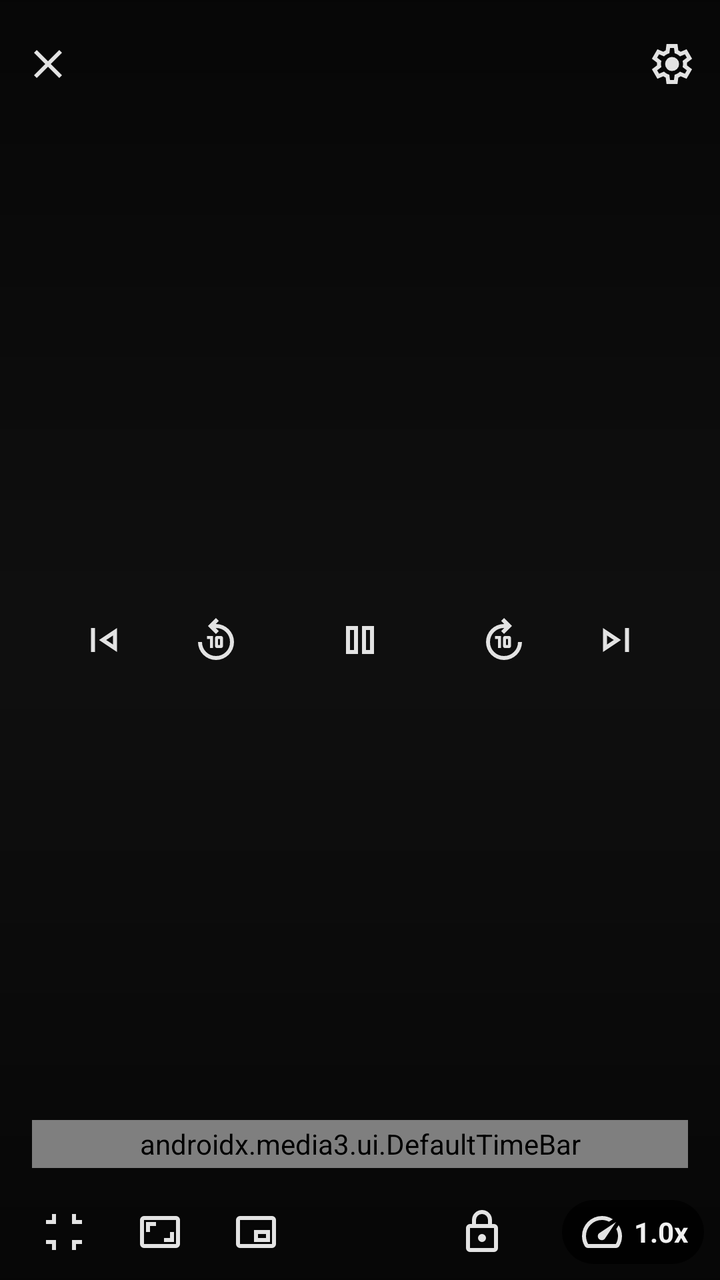
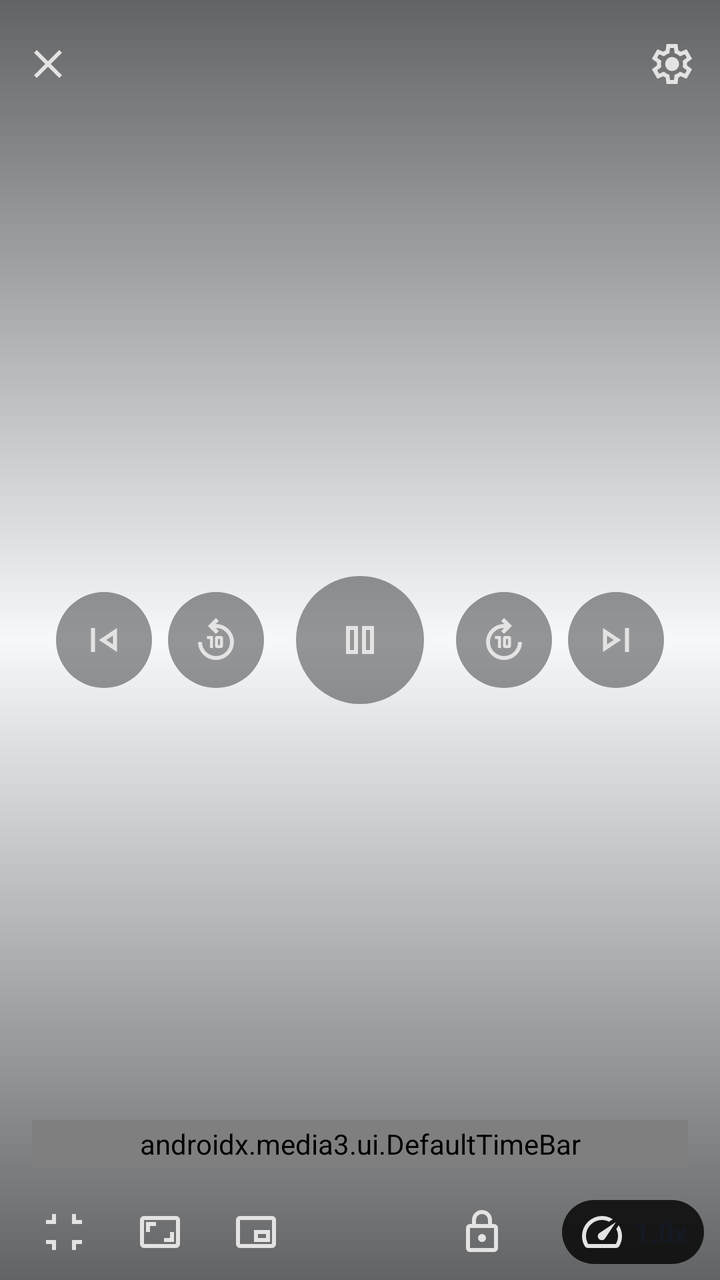

Two renders of the same Android screen: before a commit and after it. Below are the layout's source before the change and the commit's diff.
<!-- AndroidManifest.xml: application theme Theme.NobiStream -->
<!-- res/layout/exo_player_control_view.xml -->
<?xml version="1.0" encoding="utf-8"?>
<androidx.constraintlayout.widget.ConstraintLayout xmlns:android="http://schemas.android.com/apk/res/android"
    xmlns:app="http://schemas.android.com/apk/res-auto"
    android:id="@+id/playerControllerRoot"
    android:layout_width="match_parent"
    android:layout_height="match_parent"
    android:background="@drawable/player_controller_scrim">

    
    <ImageButton
        android:id="@+id/ctrlBack"
        android:layout_width="@dimen/icon_button_size"
        android:layout_height="@dimen/icon_button_size"
        android:layout_marginTop="@dimen/spacing_8"
        android:background="?attr/selectableItemBackgroundBorderless"
        android:contentDescription="@string/player_close"
        android:src="@drawable/ic_close"
        app:layout_constraintStart_toStartOf="parent"
        app:layout_constraintTop_toTopOf="parent" />

    <TextView
        android:id="@+id/ctrlTitle"
        android:layout_width="0dp"
        android:layout_height="wrap_content"
        android:layout_marginStart="@dimen/spacing_8"
        android:layout_marginEnd="@dimen/spacing_8"
        android:ellipsize="end"
        android:maxLines="1"
        android:textColor="@color/text_primary"
        android:textSize="@dimen/text_body"
        android:textStyle="bold"
        app:layout_constraintBottom_toBottomOf="@id/ctrlBack"
        app:layout_constraintEnd_toStartOf="@id/ctrlOptions"
        app:layout_constraintStart_toEndOf="@id/ctrlBack"
        app:layout_constraintTop_toTopOf="@id/ctrlBack" />

    <ImageButton
        android:id="@+id/ctrlOptions"
        android:layout_width="@dimen/icon_button_size"
        android:layout_height="@dimen/icon_button_size"
        android:layout_marginTop="@dimen/spacing_8"
        android:background="?attr/selectableItemBackgroundBorderless"
        android:contentDescription="@string/player_options"
        android:src="@drawable/ic_settings"
        app:layout_constraintEnd_toEndOf="parent"
        app:layout_constraintTop_toTopOf="parent" />

    
    <ImageButton
        android:id="@+id/ctrlPrev"
        android:layout_width="@dimen/player_control_size"
        android:layout_height="@dimen/player_control_size"
        android:background="?attr/selectableItemBackgroundBorderless"
        android:contentDescription="@string/player_previous"
        android:padding="@dimen/spacing_8"
        android:src="@drawable/ic_skip_previous"
        app:layout_constraintBottom_toBottomOf="parent"
        app:layout_constraintEnd_toStartOf="@id/ctrlRew"
        app:layout_constraintHorizontal_chainStyle="packed"
        app:layout_constraintStart_toStartOf="parent"
        app:layout_constraintTop_toTopOf="parent" />

    <ImageButton
        android:id="@+id/ctrlRew"
        android:layout_width="@dimen/player_control_size"
        android:layout_height="@dimen/player_control_size"
        android:layout_marginStart="@dimen/spacing_8"
        android:layout_marginEnd="@dimen/spacing_8"
        android:background="?attr/selectableItemBackgroundBorderless"
        android:contentDescription="@string/player_rewind_10"
        android:padding="@dimen/spacing_8"
        android:src="@drawable/ic_replay_10"
        app:layout_constraintBottom_toBottomOf="parent"
        app:layout_constraintEnd_toStartOf="@id/ctrlPlayPause"
        app:layout_constraintStart_toEndOf="@id/ctrlPrev"
        app:layout_constraintTop_toTopOf="parent" />

    <ImageButton
        android:id="@+id/ctrlPlayPause"
        android:layout_width="@dimen/player_play_size"
        android:layout_height="@dimen/player_play_size"
        android:layout_marginStart="@dimen/spacing_8"
        android:layout_marginEnd="@dimen/spacing_8"
        android:background="?attr/selectableItemBackgroundBorderless"
        android:contentDescription="@string/player_play_pause"
        android:padding="@dimen/spacing_8"
        android:src="@drawable/ic_pause"
        app:layout_constraintBottom_toBottomOf="parent"
        app:layout_constraintEnd_toStartOf="@id/ctrlFfwd"
        app:layout_constraintStart_toEndOf="@id/ctrlRew"
        app:layout_constraintTop_toTopOf="parent" />

    <ImageButton
        android:id="@+id/ctrlFfwd"
        android:layout_width="@dimen/player_control_size"
        android:layout_height="@dimen/player_control_size"
        android:layout_marginStart="@dimen/spacing_8"
        android:layout_marginEnd="@dimen/spacing_8"
        android:background="?attr/selectableItemBackgroundBorderless"
        android:contentDescription="@string/player_forward_10"
        android:padding="@dimen/spacing_8"
        android:src="@drawable/ic_forward_10"
        app:layout_constraintBottom_toBottomOf="parent"
        app:layout_constraintEnd_toStartOf="@id/ctrlNext"
        app:layout_constraintStart_toEndOf="@id/ctrlPlayPause"
        app:layout_constraintTop_toTopOf="parent" />

    <ImageButton
        android:id="@+id/ctrlNext"
        android:layout_width="@dimen/player_control_size"
        android:layout_height="@dimen/player_control_size"
        android:background="?attr/selectableItemBackgroundBorderless"
        android:contentDescription="@string/player_next"
        android:padding="@dimen/spacing_8"
        android:src="@drawable/ic_skip_next"
        app:layout_constraintBottom_toBottomOf="parent"
        app:layout_constraintEnd_toEndOf="parent"
        app:layout_constraintStart_toEndOf="@id/ctrlFfwd"
        app:layout_constraintTop_toTopOf="parent" />

    
    <TextView
        android:id="@id/exo_position"
        android:layout_width="wrap_content"
        android:layout_height="wrap_content"
        android:layout_marginStart="@dimen/spacing_16"
        android:textColor="@color/text_primary"
        android:textSize="@dimen/text_caption"
        app:layout_constraintBottom_toTopOf="@id/exo_progress"
        app:layout_constraintStart_toStartOf="parent" />

    <TextView
        android:id="@id/exo_duration"
        android:layout_width="wrap_content"
        android:layout_height="wrap_content"
        android:layout_marginEnd="@dimen/spacing_16"
        android:textColor="@color/text_primary"
        android:textSize="@dimen/text_caption"
        app:layout_constraintBottom_toTopOf="@id/exo_progress"
        app:layout_constraintEnd_toEndOf="parent" />

    <androidx.media3.ui.DefaultTimeBar
        android:id="@id/exo_progress"
        android:layout_width="0dp"
        android:layout_height="@dimen/player_timebar_height"
        android:layout_marginStart="@dimen/spacing_16"
        android:layout_marginEnd="@dimen/spacing_16"
        android:layout_marginBottom="8dp"
        app:bar_height="3dp"
        app:buffered_color="@color/progress_buffered"
        app:played_color="@color/primary"
        app:scrubber_color="@color/primary"
        app:scrubber_enabled_size="12dp"
        app:touch_target_height="24dp"
        app:unplayed_color="@color/outline"
        app:layout_constraintBottom_toTopOf="@id/ctrlBottomRow"
        app:layout_constraintEnd_toEndOf="parent"
        app:layout_constraintStart_toStartOf="parent" />

    
    <LinearLayout
        android:id="@+id/seekTicks"
        android:layout_width="0dp"
        android:layout_height="4dp"
        android:layout_marginStart="@dimen/spacing_16"
        android:layout_marginTop="2dp"
        android:layout_marginEnd="@dimen/spacing_16"
        android:orientation="horizontal"
        android:visibility="gone"
        app:layout_constraintBottom_toTopOf="@id/ctrlBottomRow"
        app:layout_constraintEnd_toEndOf="parent"
        app:layout_constraintStart_toStartOf="parent"
        app:layout_constraintTop_toBottomOf="@id/exo_progress" />

    
    <LinearLayout
        android:id="@+id/ctrlBottomRow"
        android:layout_width="match_parent"
        android:layout_height="wrap_content"
        android:gravity="center_vertical"
        android:orientation="horizontal"
        android:paddingStart="@dimen/spacing_8"
        android:paddingEnd="@dimen/spacing_8"
        app:layout_constraintBottom_toBottomOf="parent"
        app:layout_constraintEnd_toEndOf="parent"
        app:layout_constraintStart_toStartOf="parent">

        <LinearLayout
            android:id="@+id/ctrlBottomLeft"
            android:layout_width="wrap_content"
            android:layout_height="wrap_content"
            android:gravity="center_vertical"
            android:orientation="horizontal">

        <ImageButton
            android:id="@+id/ctrlFullscreen"
            android:layout_width="@dimen/icon_button_size"
            android:layout_height="@dimen/icon_button_size"
            android:background="?attr/selectableItemBackgroundBorderless"
            android:contentDescription="@string/player_fullscreen"
            android:src="@drawable/ic_fullscreen_exit" />

        <ImageButton
            android:id="@+id/ctrlAspect"
            android:layout_width="@dimen/icon_button_size"
            android:layout_height="@dimen/icon_button_size"
            android:background="?attr/selectableItemBackgroundBorderless"
            android:contentDescription="@string/player_aspect_ratio"
            android:src="@drawable/ic_aspect_ratio" />

        <ImageButton
            android:id="@+id/ctrlPip"
            android:layout_width="@dimen/icon_button_size"
            android:layout_height="@dimen/icon_button_size"
            android:background="?attr/selectableItemBackgroundBorderless"
            android:contentDescription="@string/player_pip"
            android:src="@drawable/ic_pip" />
        </LinearLayout>

        <View
            android:layout_width="0dp"
            android:layout_height="1dp"
            android:layout_weight="1" />

        <LinearLayout
            android:id="@+id/ctrlBottomRight"
            android:layout_width="wrap_content"
            android:layout_height="wrap_content"
            android:gravity="center_vertical"
            android:orientation="horizontal">

        <ImageButton
            android:id="@+id/ctrlLock"
            android:layout_width="@dimen/icon_button_size"
            android:layout_height="@dimen/icon_button_size"
            android:background="?attr/selectableItemBackgroundBorderless"
            android:contentDescription="@string/player_lock"
            android:src="@drawable/ic_lock" />

        
        <ImageButton
            android:id="@+id/ctrlSubtitles"
            android:layout_width="@dimen/icon_button_size"
            android:layout_height="@dimen/icon_button_size"
            android:background="?attr/selectableItemBackgroundBorderless"
            android:contentDescription="@string/player_subtitles"
            android:src="@drawable/ic_closed_caption"
            android:visibility="gone" />

        <TextView
            android:id="@+id/ctrlCounter"
            android:layout_width="wrap_content"
            android:layout_height="wrap_content"
            android:padding="@dimen/spacing_8"
            android:textColor="@color/text_secondary"
            android:textSize="@dimen/text_caption" />

        
        <TextView
            android:id="@+id/ctrlSpeedLabel"
            android:layout_width="wrap_content"
            android:layout_height="wrap_content"
            android:background="@drawable/bg_gesture_pill"
            android:drawableStart="@drawable/ic_speed"
            android:drawablePadding="@dimen/spacing_4"
            android:gravity="center_vertical"
            android:minHeight="32dp"
            android:paddingStart="@dimen/spacing_8"
            android:paddingTop="@dimen/spacing_4"
            android:paddingEnd="@dimen/spacing_8"
            android:paddingBottom="@dimen/spacing_4"
            android:text="1.0x"
            android:textColor="@color/text_primary"
            android:textSize="@dimen/text_body"
            android:textStyle="bold" />
        </LinearLayout>
    </LinearLayout>

</androidx.constraintlayout.widget.ConstraintLayout>
<!-- resources referenced by this layout -->
<resources>
  <color name="outline">#717171</color>
  <color name="primary">#229ED9</color>
  <color name="progress_buffered">#717171</color>
  <color name="text_primary">#F1F1F1</color>
  <color name="text_secondary">#AAAAAA</color>
  <dimen name="icon_button_size">48dp</dimen>
  <dimen name="player_control_size">48dp</dimen>
  <dimen name="player_play_size">64dp</dimen>
  <dimen name="player_timebar_height">24dp</dimen>
  <dimen name="spacing_16">16dp</dimen>
  <dimen name="spacing_4">4dp</dimen>
  <dimen name="spacing_8">8dp</dimen>
  <dimen name="text_body">14sp</dimen>
  <dimen name="text_caption">12sp</dimen>
  <string name="player_aspect_ratio">Aspect ratio</string>
  <string name="player_close">Close player</string>
  <string name="player_forward_10">Forward 10 seconds</string>
  <string name="player_fullscreen">Fullscreen</string>
  <string name="player_lock">Lock controls</string>
  <string name="player_next">Next</string>
  <string name="player_options">Player options</string>
  <string name="player_pip">Picture-in-picture</string>
  <string name="player_play_pause">Play / Pause</string>
  <string name="player_previous">Previous</string>
  <string name="player_rewind_10">Back 10 seconds</string>
  <string name="player_subtitles">Subtitles</string>
  <style name="Theme.NobiStream" parent="Theme.Material3.DayNight.NoActionBar">
          <item name="colorPrimary">@color/primary</item>
          <item name="colorPrimaryVariant">@color/primary_dark</item>
          <item name="colorOnPrimary">@color/text_primary</item>
          <item name="colorSecondary">@color/primary</item>
          <item name="android:colorBackground">@color/background</item>
          <item name="colorSurface">@color/surface</item>
          <item name="colorSurfaceVariant">@color/surface_variant</item>
          <item name="colorOnSurface">@color/text_primary</item>
          <item name="colorOnSurfaceVariant">@color/on_surface_variant</item>
          <item name="colorError">@color/error</item>
          <item name="colorOnError">@color/on_error</item>
          <item name="android:textColorPrimary">@color/text_primary</item>
          <item name="android:textColorSecondary">@color/text_secondary</item>
          <item name="android:windowLightStatusBar">false</item>
          <item name="android:windowLightNavigationBar">false</item>
          <item name="materialAlertDialogTheme">@style/Widget.NobiStream.Dialog</item>
          <item name="bottomSheetDialogTheme">@style/Theme.NobiStream.BottomSheetDialog</item>
          <item name="android:windowAnimationStyle">@style/Theme.NobiStream.ActivityTransitions</item>
      </style>
  <color name="scrim">#CC000000</color>
  <dimen name="corner_full">999dp</dimen>
  <color name="primary_dark">#1B7FB8</color>
  <color name="background">#0F0F0F</color>
  <color name="surface">#212121</color>
  <color name="surface_variant">#272727</color>
  <color name="on_surface_variant">#C7C7C7</color>
  <color name="error">#E5484D</color>
  <color name="on_error">#FFFFFF</color>
  <style name="Theme.NobiStream.BottomSheetDialog" parent="ThemeOverlay.Material3.BottomSheetDialog">
          <item name="bottomSheetStyle">@style/Widget.NobiStream.BottomSheet</item>
      </style>
  <dimen name="corner_dialog">28dp</dimen>
  <dimen name="button_height_small">48dp</dimen>
  <dimen name="corner_sheet">28dp</dimen>
  <!-- unchanged entries left out for length: 21 -->
</resources>

<!-- the commit's change to res/layout/exo_player_control_view.xml (unified diff, before → after) -->
@@ -50,7 +50,7 @@
         android:id="@+id/ctrlPrev"
         android:layout_width="@dimen/player_control_size"
         android:layout_height="@dimen/player_control_size"
-        android:background="?attr/selectableItemBackgroundBorderless"
+        android:background="@drawable/bg_player_center_button"
         android:contentDescription="@string/player_previous"
         android:padding="@dimen/spacing_8"
         android:src="@drawable/ic_skip_previous"
@@ -66,7 +66,7 @@
         android:layout_height="@dimen/player_control_size"
         android:layout_marginStart="@dimen/spacing_8"
         android:layout_marginEnd="@dimen/spacing_8"
-        android:background="?attr/selectableItemBackgroundBorderless"
+        android:background="@drawable/bg_player_center_button"
         android:contentDescription="@string/player_rewind_10"
         android:padding="@dimen/spacing_8"
         android:src="@drawable/ic_replay_10"
@@ -81,7 +81,7 @@
         android:layout_height="@dimen/player_play_size"
         android:layout_marginStart="@dimen/spacing_8"
         android:layout_marginEnd="@dimen/spacing_8"
-        android:background="?attr/selectableItemBackgroundBorderless"
+        android:background="@drawable/bg_player_center_button"
         android:contentDescription="@string/player_play_pause"
         android:padding="@dimen/spacing_8"
         android:src="@drawable/ic_pause"
@@ -96,7 +96,7 @@
         android:layout_height="@dimen/player_control_size"
         android:layout_marginStart="@dimen/spacing_8"
         android:layout_marginEnd="@dimen/spacing_8"
-        android:background="?attr/selectableItemBackgroundBorderless"
+        android:background="@drawable/bg_player_center_button"
         android:contentDescription="@string/player_forward_10"
         android:padding="@dimen/spacing_8"
         android:src="@drawable/ic_forward_10"
@@ -109,7 +109,7 @@
         android:id="@+id/ctrlNext"
         android:layout_width="@dimen/player_control_size"
         android:layout_height="@dimen/player_control_size"
-        android:background="?attr/selectableItemBackgroundBorderless"
+        android:background="@drawable/bg_player_center_button"
         android:contentDescription="@string/player_next"
         android:padding="@dimen/spacing_8"
         android:src="@drawable/ic_skip_next"
<!-- resource entries referenced after the edit -->
@@ -1,10 +1,10 @@
 <!-- resources referenced by this layout -->
 <resources>
-  <color name="outline">#717171</color>
-  <color name="primary">#229ED9</color>
-  <color name="progress_buffered">#717171</color>
-  <color name="text_primary">#F1F1F1</color>
-  <color name="text_secondary">#AAAAAA</color>
+  <color name="outline">#9AA3B5</color>
+  <color name="primary">#5A45E6</color>
+  <color name="progress_buffered">#B9C0D0</color>
+  <color name="text_primary">#151924</color>
+  <color name="text_secondary">#535D73</color>
   <dimen name="icon_button_size">48dp</dimen>
   <dimen name="player_control_size">48dp</dimen>
   <dimen name="player_play_size">64dp</dimen>
@@ -14,6 +14,12 @@
   <dimen name="spacing_8">8dp</dimen>
   <dimen name="text_body">14sp</dimen>
   <dimen name="text_caption">12sp</dimen>
+  <!-- drawable bg_player_center_button (drawable) -->
+  <?xml version="1.0" encoding="utf-8"?>
+  <ripple xmlns:android="http://schemas.android.com/apk/res/android"
+      android:color="?attr/colorControlHighlight">
+      <item android:drawable="@drawable/bg_player_center_button_circle" />
+  </ripple>
   <string name="player_aspect_ratio">Aspect ratio</string>
   <string name="player_close">Close player</string>
   <string name="player_forward_10">Forward 10 seconds</string>
@@ -40,19 +46,25 @@
           <item name="colorOnError">@color/on_error</item>
           <item name="android:textColorPrimary">@color/text_primary</item>
           <item name="android:textColorSecondary">@color/text_secondary</item>
-          <item name="android:windowLightStatusBar">false</item>
-          <item name="android:windowLightNavigationBar">false</item>
+          <item name="android:windowLightStatusBar">true</item>
+          <item name="android:windowLightNavigationBar">true</item>
           <item name="materialAlertDialogTheme">@style/Widget.NobiStream.Dialog</item>
           <item name="bottomSheetDialogTheme">@style/Theme.NobiStream.BottomSheetDialog</item>
           <item name="android:windowAnimationStyle">@style/Theme.NobiStream.ActivityTransitions</item>
       </style>
   <color name="scrim">#CC000000</color>
   <dimen name="corner_full">999dp</dimen>
-  <color name="primary_dark">#1B7FB8</color>
-  <color name="background">#0F0F0F</color>
-  <color name="surface">#212121</color>
-  <color name="surface_variant">#272727</color>
-  <color name="on_surface_variant">#C7C7C7</color>
+  <!-- drawable bg_player_center_button_circle (drawable) -->
+  <?xml version="1.0" encoding="utf-8"?>
+  <shape xmlns:android="http://schemas.android.com/apk/res/android"
+      android:shape="oval">
+      <solid android:color="#66000000" />
+  </shape>
+  <color name="primary_dark">#4738C0</color>
+  <color name="background">#F6F8FC</color>
+  <color name="surface">#FFFFFF</color>
+  <color name="surface_variant">#EEF1F8</color>
+  <color name="on_surface_variant">#535D73</color>
   <color name="error">#E5484D</color>
   <color name="on_error">#FFFFFF</color>
   <style name="Theme.NobiStream.BottomSheetDialog" parent="ThemeOverlay.Material3.BottomSheetDialog">
